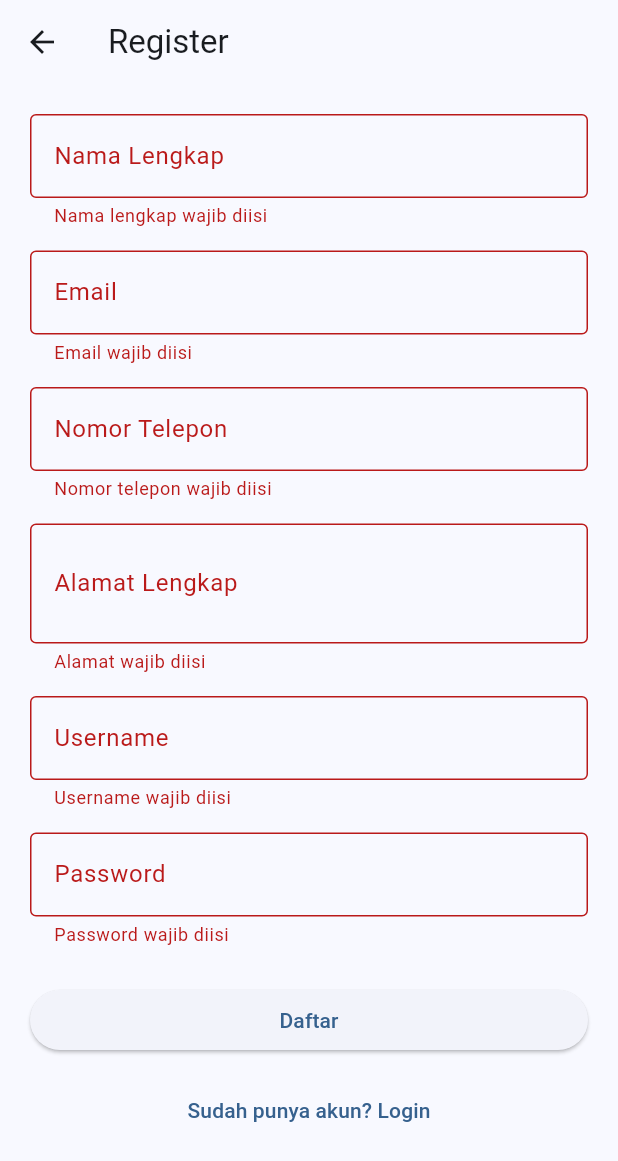
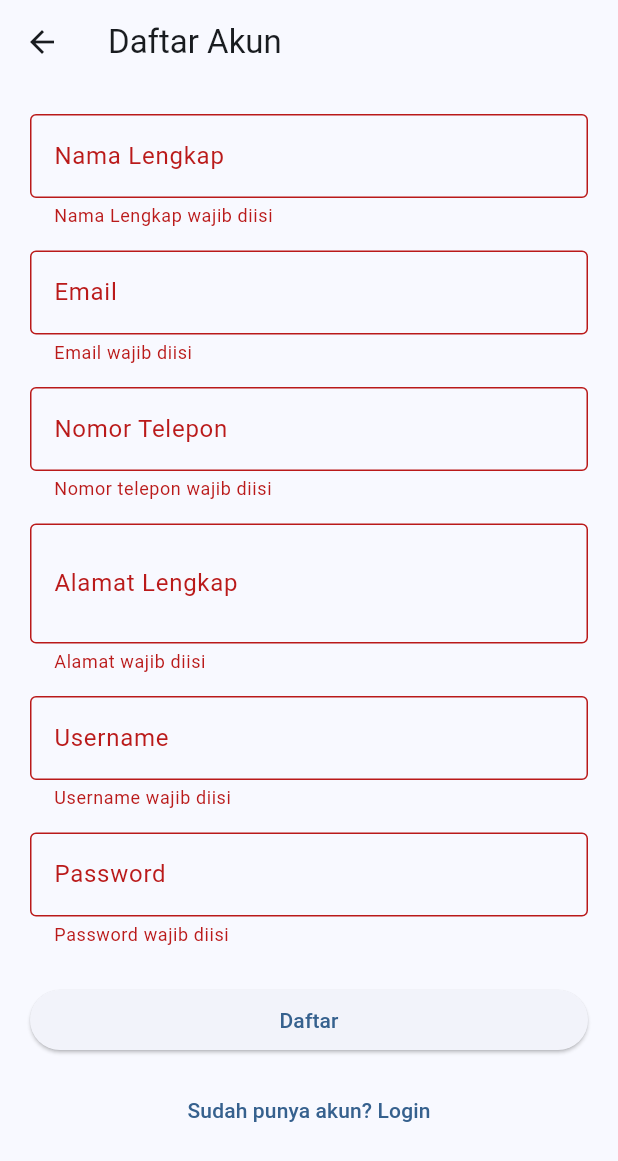
Before and after one commit to Sponscar/utspam_C4_IF-5B_0050., a Flutter app: the RegisterPage screen opened by its route, after a tap on "Daftar", on a phone screen of 412 x 824 dp. Shown: the top 1161 px of the screen. Run offline on Flutter 3.47's test engine with Material 3 defaults, Android fonts, the phone set to English and light mode, and no system bars; our stand-ins replace shared_preferences; accounts and stored records are empty.

Commit message:
Menambahkan halaman Register lengkap dengan validasi

```diff
--- a/lib/pages/auth/register_page.dart
+++ b/lib/pages/auth/register_page.dart
@@ -3,6 +3,7 @@ import 'package:flutter/services.dart';
 import '../../../data/models/user_model.dart';
 import '../../../data/datasource/local_user.dart';
 import '../../../config/app_routes.dart';
+import '../../../utils/validators.dart';
 
 class RegisterPage extends StatefulWidget {
   const RegisterPage({super.key});
@@ -12,23 +13,24 @@ class RegisterPage extends StatefulWidget {
 }
 
 class _RegisterPageState extends State<RegisterPage> {
-  final _nameController = TextEditingController();
+  final _formKey = GlobalKey<FormState>();
+
+  final _namaController = TextEditingController();
   final _emailController = TextEditingController();
   final _phoneController = TextEditingController();
   final _alamatController = TextEditingController();
   final _usernameController = TextEditingController();
   final _passwordController = TextEditingController();
 
-  final _formKey = GlobalKey<FormState>();
   bool _isLoading = false;
 
-  void _register() async {
+  Future<void> _register() async {
     if (!_formKey.currentState!.validate()) return;
 
     setState(() => _isLoading = true);
 
     final user = UserModel(
-      nama: _nameController.text,
+      nama: _namaController.text,
       email: _emailController.text,
       phone: _phoneController.text,
       alamat: _alamatController.text,
@@ -37,34 +39,35 @@ class _RegisterPageState extends State<RegisterPage> {
     );
 
     await LocalUser.saveUser(user);
-    await LocalUser.setLoggedIn(true);
+    await LocalUser.setLoggedIn(false);
 
     setState(() => _isLoading = false);
 
-    Navigator.pushReplacementNamed(context, AppRoutes.login);
+    if (!mounted) return;
+    Navigator.pop(context); // kembali ke login page
   }
 
   @override
   Widget build(BuildContext context) {
     return Scaffold(
-      appBar: AppBar(title: const Text("Register")),
+      appBar: AppBar(
+        title: const Text("Daftar Akun"),
+      ),
       body: SingleChildScrollView(
         padding: const EdgeInsets.all(20),
         child: Form(
           key: _formKey,
           child: Column(
             children: [
+
               // NAMA LENGKAP
               TextFormField(
-                controller: _nameController,
+                controller: _namaController,
                 decoration: const InputDecoration(
                   labelText: "Nama Lengkap",
                   border: OutlineInputBorder(),
                 ),
-                validator: (v) {
-                  if (v == null || v.isEmpty) return "Nama lengkap wajib diisi";
-                  return null;
-                },
+                validator: Validators.validateName,
               ),
               const SizedBox(height: 15),
 
@@ -75,13 +78,7 @@ class _RegisterPageState extends State<RegisterPage> {
                   labelText: "Email",
                   border: OutlineInputBorder(),
                 ),
-                validator: (v) {
-                  if (v == null || v.isEmpty) return "Email wajib diisi";
-                  if (!RegExp(r'^[^@]+@[^@]+\.[^@]+').hasMatch(v)) {
-                    return "Format email tidak valid";
-                  }
-                  return null;
-                },
+                validator: Validators.validateEmail,
               ),
               const SizedBox(height: 15),
 
@@ -93,29 +90,20 @@ class _RegisterPageState extends State<RegisterPage> {
                   border: OutlineInputBorder(),
                 ),
                 keyboardType: TextInputType.number,
-                inputFormatters: [
-                  FilteringTextInputFormatter.digitsOnly,
-                ],
-                validator: (v) {
-                  if (v == null || v.isEmpty) return "Nomor telepon wajib diisi";
-                  if (v.length < 10) return "Nomor telepon tidak valid";
-                  return null;
-                },
+                inputFormatters: [FilteringTextInputFormatter.digitsOnly],
+                validator: Validators.validatePhone,
               ),
               const SizedBox(height: 15),
 
               // ALAMAT
               TextFormField(
                 controller: _alamatController,
+                maxLines: 2,
                 decoration: const InputDecoration(
                   labelText: "Alamat Lengkap",
                   border: OutlineInputBorder(),
                 ),
-                maxLines: 2,
-                validator: (v) {
-                  if (v == null || v.isEmpty) return "Alamat wajib diisi";
-                  return null;
-                },
+                validator: Validators.validateAlamat,
               ),
               const SizedBox(height: 15),
 
@@ -126,27 +114,19 @@ class _RegisterPageState extends State<RegisterPage> {
                   labelText: "Username",
                   border: OutlineInputBorder(),
                 ),
-                validator: (v) {
-                  if (v == null || v.isEmpty) return "Username wajib diisi";
-                  if (v.length < 4) return "Username minimal 4 karakter";
-                  return null;
-                },
+                validator: Validators.validateUsername,
               ),
               const SizedBox(height: 15),
 
               // PASSWORD
               TextFormField(
                 controller: _passwordController,
-                obscureText: true,
                 decoration: const InputDecoration(
                   labelText: "Password",
                   border: OutlineInputBorder(),
                 ),
-                validator: (v) {
-                  if (v == null || v.isEmpty) return "Password wajib diisi";
-                  if (v.length < 6) return "Password minimal 6 karakter";
-                  return null;
-                },
+                obscureText: true,
+                validator: Validators.validatePassword,
               ),
               const SizedBox(height: 25),
 
@@ -160,13 +140,10 @@ class _RegisterPageState extends State<RegisterPage> {
                       : const Text("Daftar"),
                 ),
               ),
-
               const SizedBox(height: 12),
 
               TextButton(
-                onPressed: () {
-                  Navigator.pushReplacementNamed(context, AppRoutes.login);
-                },
+                onPressed: () => Navigator.pop(context),
                 child: const Text("Sudah punya akun? Login"),
               ),
             ],
```
